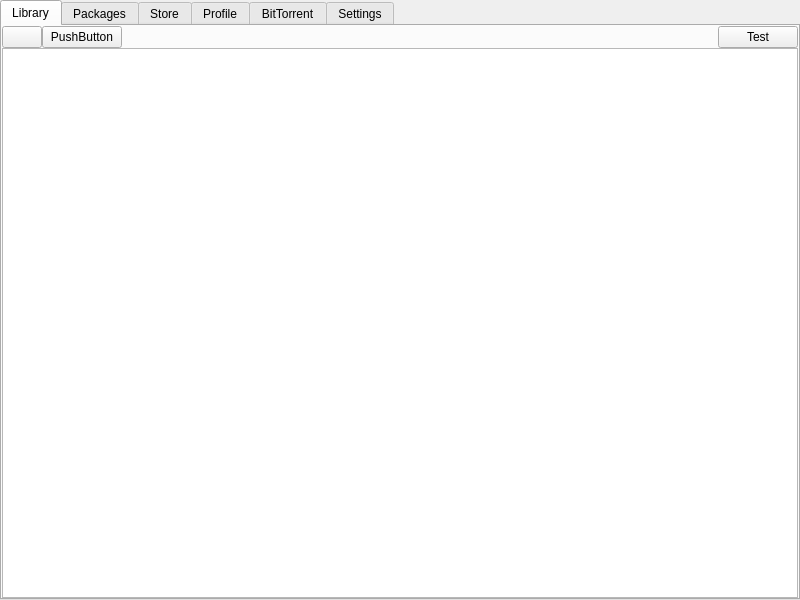
Old version of the form mainwindow.ui in the repository lorenzo-zurini/VidyaGod.
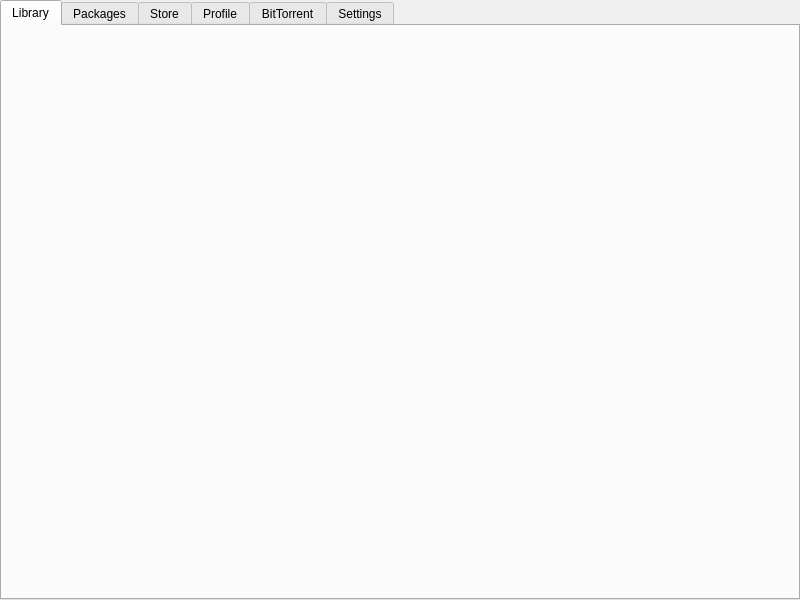
New version of the form. Icons and pictures are not drawn.

```diff
--- a/mainwindow.ui
+++ b/mainwindow.ui
@@ -79,84 +79,6 @@
         <property name="bottomMargin">
          <number>0</number>
         </property>
-        <item>
-         <layout class="QHBoxLayout" name="LibraryTabToolbar">
-          <property name="spacing">
-           <number>0</number>
-          </property>
-          <item>
-           <widget class="QPushButton" name="PlayGameButton">
-            <property name="text">
-             <string/>
-            </property>
-            <property name="icon">
-             <iconset theme="QIcon::ThemeIcon::MediaPlaybackStart"/>
-            </property>
-           </widget>
-          </item>
-          <item>
-           <widget class="QPushButton" name="pushButton">
-            <property name="text">
-             <string>PushButton</string>
-            </property>
-           </widget>
-          </item>
-          <item>
-           <spacer name="LibraryTabToolbarHorizontalSpacer">
-            <property name="orientation">
-             <enum>Qt::Horizontal</enum>
-            </property>
-            <property name="sizeHint" stdset="0">
-             <size>
-              <width>757</width>
-              <height>20</height>
-             </size>
-            </property>
-           </spacer>
-          </item>
-          <item>
-           <widget class="QPushButton" name="TestButton">
-            <property name="text">
-             <string>Test</string>
-            </property>
-           </widget>
-          </item>
-         </layout>
-        </item>
-        <item>
-         <widget class="QTableView" name="LibraryTableView">
-          <property name="sizeAdjustPolicy">
-           <enum>QAbstractScrollArea::AdjustToContents</enum>
-          </property>
-          <property name="editTriggers">
-           <set>QAbstractItemView::NoEditTriggers</set>
-          </property>
-          <property name="tabKeyNavigation">
-           <bool>false</bool>
-          </property>
-          <property name="showDropIndicator" stdset="0">
-           <bool>false</bool>
-          </property>
-          <property name="dragDropOverwriteMode">
-           <bool>false</bool>
-          </property>
-          <property name="selectionMode">
-           <enum>QAbstractItemView::SingleSelection</enum>
-          </property>
-          <property name="selectionBehavior">
-           <enum>QAbstractItemView::SelectRows</enum>
-          </property>
-          <property name="verticalScrollMode">
-           <enum>QAbstractItemView::ScrollPerPixel</enum>
-          </property>
-          <property name="horizontalScrollMode">
-           <enum>QAbstractItemView::ScrollPerPixel</enum>
-          </property>
-          <attribute name="verticalHeaderVisible">
-           <bool>false</bool>
-          </attribute>
-         </widget>
-        </item>
        </layout>
       </widget>
       <widget class="QWidget" name="PackagesTab">
```
Left out of the diff: 20 changed lines with no effect on the pictures.
